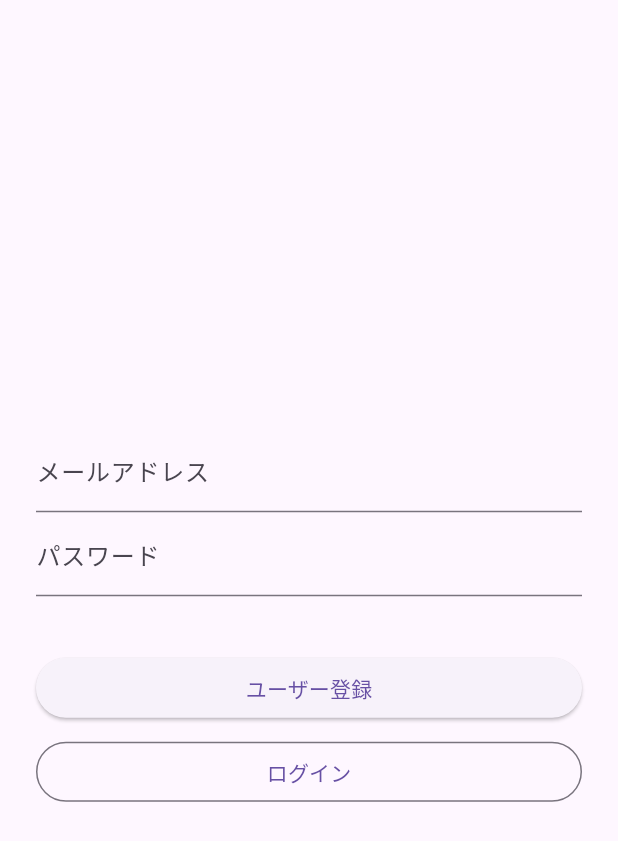
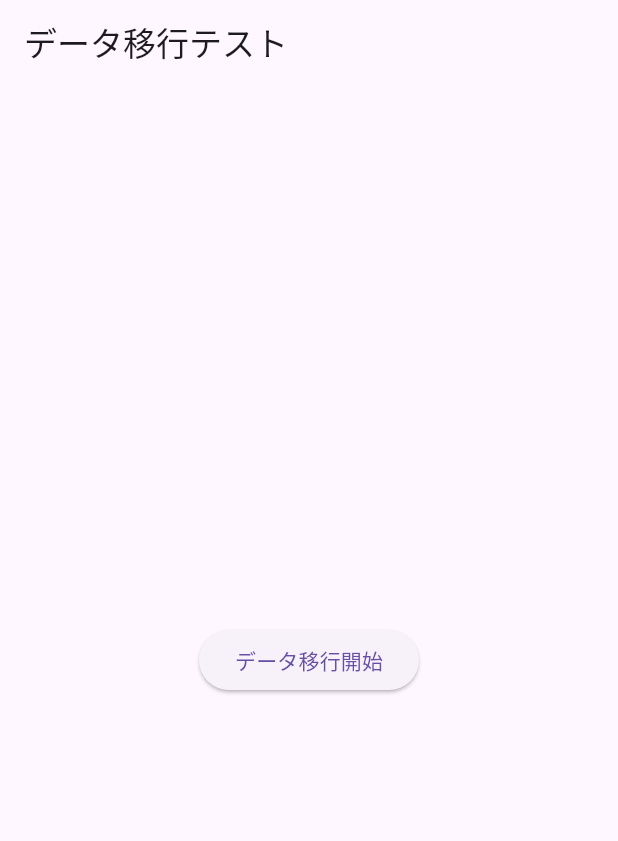
Before and after one commit to KEN-4/english_test_app, a Flutter app: the screen it shows after launch, on a phone screen of 412 x 824 dp. Shown: the top 841 px of the screen. Run offline on Flutter 3.47's test engine with Material 3 defaults, Android fonts, the phone set to English and light mode, and no system bars; our stand-ins replace audioplayers, cloud_firestore, firebase_auth, firebase_core, firebase_storage; accounts and stored records are empty.

Commit message:
add test mode

```diff
--- a/lib/main.dart
+++ b/lib/main.dart
@@ -1,5 +1,6 @@
 import 'package:english_test_app/pages/login_page.dart';
 import 'package:english_test_app/firebase_options.dart';
+import 'package:english_test_app/pages/test_page.dart';
 import 'package:firebase_core/firebase_core.dart';
 import 'package:flutter/material.dart';
 
@@ -12,12 +13,17 @@ void main() async {
     options: DefaultFirebaseOptions.currentPlatform,
   );
 
+  // テストモードのフラグ
+  bool isTestMode = true; // テストモードを有効にするにはtrueに設定
+
   // アプリを起動
-  runApp(const MyApp());
+  runApp(MyApp(isTestMode: isTestMode));
 }
 
 class MyApp extends StatelessWidget {
-   const MyApp({Key? key}) : super(key: key);
+  final bool isTestMode;
+
+  const MyApp({Key? key, required this.isTestMode}) : super(key: key);
 
   @override
   Widget build(BuildContext context) {
@@ -27,7 +33,7 @@ class MyApp extends StatelessWidget {
       theme: ThemeData(
         useMaterial3: true,
       ),
-      home: LoginPage(),  // ホームページとしてLoginPageを指定
+      home: isTestMode ? TestPage() : LoginPage(),  // テストモードに基づいて表示するページを変更
     );
   }
 }
--- /dev/null
+++ b/lib/model/data_migrate.dart
@@ -0,0 +1,16 @@
+import 'package:cloud_firestore/cloud_firestore.dart';
+
+void migrateData() async {
+  FirebaseFirestore firestore = FirebaseFirestore.instance;
+
+  // 既存のコレクションからデータを取得
+  QuerySnapshot oldCollectionSnapshot = await firestore.collection('old_collection').get();
+
+  // 新しいコレクションにデータを追加
+//   for (var doc in oldCollectionSnapshot.docs) {
+//     await firestore.collection('new_collection').add(doc.data());
+//   }
+}
+
+// // この関数を呼び出して、データ移行を開始
+// migrateData();
--- /dev/null
+++ b/lib/pages/test_page.dart
@@ -0,0 +1,17 @@
+import 'package:english_test_app/model/data_migrate.dart';
+import 'package:flutter/material.dart';
+
+class TestPage extends StatelessWidget {
+  @override
+  Widget build(BuildContext context) {
+    return Scaffold(
+      appBar: AppBar(title: Text('データ移行テスト')),
+      body: Center(
+        child: ElevatedButton(
+          onPressed: () => migrateData(),
+          child: Text('データ移行開始'),
+        ),
+      ),
+    );
+  }
+}
```
